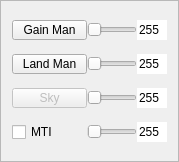
Qt form RadarArmed2020/framecontrol2.ui (MiftahSalam/Radar-Armed-2020) before a commit.
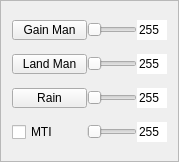
The same form after that commit.

Patch:
```diff
--- a/RadarArmed2020/framecontrol2.ui
+++ b/RadarArmed2020/framecontrol2.ui
@@ -191,7 +191,7 @@
      <item>
       <widget class="QPushButton" name="pushButtonRain">
        <property name="enabled">
-        <bool>false</bool>
+        <bool>true</bool>
        </property>
        <property name="maximumSize">
         <size>
@@ -208,7 +208,7 @@
         <string notr="true"/>
        </property>
        <property name="text">
-        <string>Sky</string>
+        <string>Rain</string>
        </property>
       </widget>
      </item>
```
